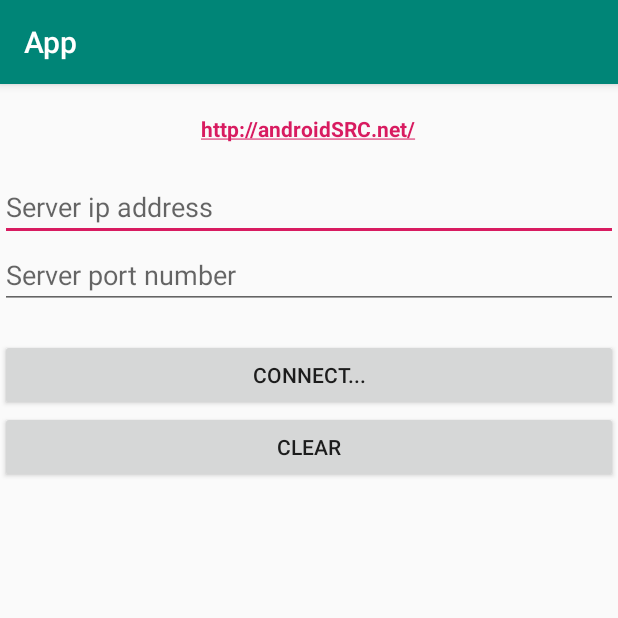
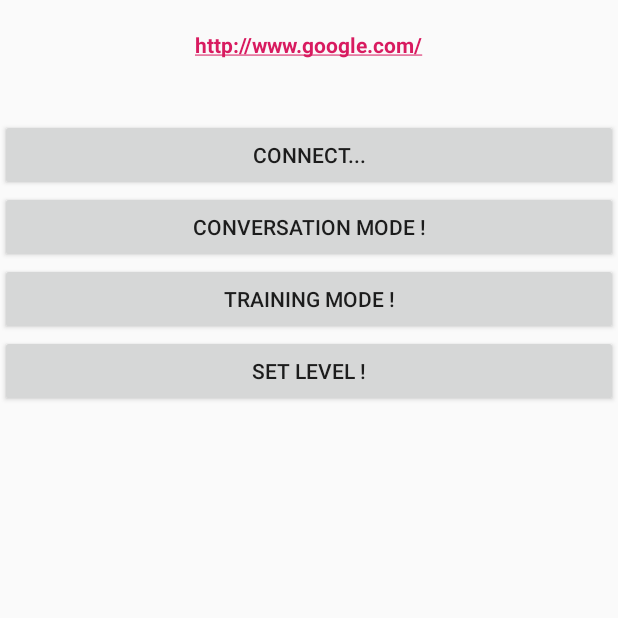
Before and after one commit to CPIJ/Cubi, an Android app: the screen it shows after launch (MainActivity), after a tap on "CONNECT...", on a phone screen of 412 x 824 dp, the top half of it. Run offline under Robolectric (Android 15) with nearby library versions, the phone set to English and light mode, and no system bars.

Commit message:
android
keta

```diff
--- a/android/app/src/main/AndroidManifest.xml
+++ b/android/app/src/main/AndroidManifest.xml
@@ -11,7 +11,11 @@
         android:roundIcon="@mipmap/ic_launcher_round"
         android:supportsRtl="true"
         android:theme="@style/AppTheme">
-        <activity android:name=".MainActivity">
+        <activity
+            android:name=".MainActivity"
+            android:label="App" />
+
+        <activity android:name=".LoadingScreen">
             <intent-filter>
                 <action android:name="android.intent.action.MAIN" />
 
--- a/android/app/src/main/java/com/cubi/app/MainActivity.java
+++ b/android/app/src/main/java/com/cubi/app/MainActivity.java
@@ -7,49 +7,95 @@ import android.widget.Button;
 import android.widget.EditText;
 import android.widget.TextView;
 
+
+import com.cubi.app.Communication.Socket_Client;
+import com.cubi.app.resources.Config;
+import com.cubi.app.resources.SocketConfig;
+
+import java.net.Socket;
+
 public class MainActivity extends AppCompatActivity {
+    private String socket_IO_Address = "192.168.70.146";
+    private String socket_Logic_Address = "192.168.70.57";
+    private int socket_IO_Port = 8002;
+    private int socket_Logic_Port = 8001;
 
-
-    private String message_IO = "";
-    private String message_Logic = "";
-    private Socket_Client socket_io;
-    private Socket_Client socket_logic;
+    private Socket_Client Client_io;
+    private Socket_Client Client_logic;
+    private Socket socket_IO = null;
+    private Socket socket_logic = null;
+   // private Config CONFIG_LOGIC = SocketConfig.getConfig("LOGIC_SERVER");
+   // private Config CONFIG_IO = SocketConfig.getConfig("IO_SERVER");
 
     TextView response;
     EditText editTextAddress, editTextPort;
-    Button buttonConnect, buttonClear;
+    Button buttonConnect, buttonTraining, buttonConversation, buttonLevel;
 
     @Override
     protected void onCreate(Bundle savedInstanceState) {
         super.onCreate(savedInstanceState);
         setContentView(R.layout.activity_main);
 
-        socket_io = new Socket_Client("192.168.70.146", 8002);
-        socket_logic = new Socket_Client("192.168.70.57", 8001);
-
-        editTextAddress = (EditText) findViewById(R.id.addressEditText);
-        editTextPort = (EditText) findViewById(R.id.portEditText);
-        buttonConnect = (Button) findViewById(R.id.connectButton);
-        buttonClear = (Button) findViewById(R.id.clearButton);
-        response = (TextView) findViewById(R.id.responseTextView);
+        buttonConnect = findViewById(R.id.connectButton);
+        buttonTraining =  findViewById(R.id.trainingButton);
+        buttonConversation = findViewById(R.id.conversationButton);
+        response = findViewById(R.id.responseTextView);
+        buttonLevel = findViewById(R.id.levelButton);
 
         buttonConnect.setOnClickListener(new View.OnClickListener() {
 
             @Override
             public void onClick(View arg0) {
-                socket_io.setMessage("SET_MODE:LEARNING");
-                socket_io.execute();
+                Client_io = new Socket_Client(socket_IO,socket_IO_Address, socket_IO_Port);
+                Client_io.setMessage("SET_MODE:STANDBY");
+                Client_io.execute();
 
             }
         });
 
-        buttonClear.setOnClickListener(new View.OnClickListener() {
+        buttonTraining.setOnClickListener(new View.OnClickListener() {
 
             @Override
             public void onClick(View v) {
-                socket_logic.setMessage("SET_MODE:TRAINING");
-                socket_io.execute();
+                Client_io = new Socket_Client(socket_IO,socket_IO_Address, socket_IO_Port);
+
+                Client_io.setMessage("SET_MODE:TRAINING");
+                Client_io.execute();
             }
         });
+
+              buttonConversation.setOnClickListener(new View.OnClickListener() {
+
+            @Override
+            public void onClick(View v) {
+              //  Client_io = new Socket_Client(socket_IO,CONFIG_IO.getHost(), CONFIG_IO.getPort());
+                Client_io = new Socket_Client(socket_IO,socket_IO_Address, socket_IO_Port);
+
+                Client_io.setMessage("SET_MODE:CONVERSATION");
+                Client_io.execute();
+            }
+        });
+
+        buttonLevel.setOnClickListener(new View.OnClickListener() {
+            @Override
+            public void onClick(View v) {
+                //Client_logic = new Socket_Client(socket_logic, LOGIC_CONFIG.getHost(), LOGIC_CONFIG.getPort());
+
+               // Client_logic.setMessage("SET_LEVEL:2");
+                //Client_logic.execute();
+            }
+        });
+
+        buttonLevel.setOnClickListener(new View.OnClickListener() {
+            @Override
+            public void onClick(View v) {
+              //  Client_logic = new Socket_Client(socket_logic, CONFIG_LOGIC.getHost(), CONFIG_LOGIC.getPort());
+                Client_logic = new Socket_Client(socket_IO,socket_Logic_Address, socket_Logic_Port);
+
+                Client_logic.setMessage("TOGGLE_EMOTION:HAPPY");
+                Client_logic.execute();
+            }
+        });
+
     }
 }
--- a/android/app/src/main/java/com/cubi/app/Socket_Client.java
+++ /dev/null
@@ -1,48 +0,0 @@
-package com.cubi.app;
-
-import android.os.AsyncTask;
-
-import java.io.IOException;
-import java.io.PrintWriter;
-import java.net.Socket;
-
-public class Socket_Client extends AsyncTask<Void, Void, Void> {
-
-    private String  IP_Address;
-    private int port;
-    private String message = "";
-    private Socket socket = null;
-    private PrintWriter printWriter= null;
-
-    public void setMessage(String message)
-    {
-        this.message = message;
-    }
-
-    public Socket_Client( String  IP_Address, int port)
-    {
-        this.IP_Address = IP_Address;
-        this.port = port;
-    }
-
-    @Override
-    protected Void doInBackground(Void... voids) {
-
-        try {
-            if (socket == null) {
-                socket = new Socket(IP_Address, port);
-
-            }
-
-            if (printWriter == null) {
-                printWriter = new PrintWriter(socket.getOutputStream());
-            }
-        } catch (IOException e) {
-            e.printStackTrace();
-        }
-
-        printWriter.write(message);
-        printWriter.flush();
-        return null;
-    }
-}
--- a/android/app/src/main/res/layout/activity_main.xml
+++ b/android/app/src/main/res/layout/activity_main.xml
@@ -11,20 +11,8 @@
         android:layout_marginTop="20dp"
         android:layout_marginBottom="20dp"
         android:autoLink="web"
-        android:text="http://androidSRC.net/"
+        android:text="http://www.google.com/"
         android:textStyle="bold" />
-
-    <EditText
-        android:id="@+id/addressEditText"
-        android:layout_width="match_parent"
-        android:layout_height="wrap_content"
-        android:hint="Server ip address" />
-
-    <EditText
-        android:id="@+id/portEditText"
-        android:layout_width="match_parent"
-        android:layout_height="wrap_content"
-        android:hint="Server port number" />
 
     <Button
         android:id="@+id/connectButton"
@@ -34,10 +22,21 @@
         android:text="Connect..." />
 
     <Button
-        android:id="@+id/clearButton"
+        android:id="@+id/conversationButton"
         android:layout_width="match_parent"
         android:layout_height="wrap_content"
-        android:text="Clear" />
+        android:text="Conversation mode !" />
+
+    <Button
+        android:id="@+id/trainingButton"
+        android:layout_width="match_parent"
+        android:layout_height="wrap_content"
+        android:text="Training mode !" />
+    <Button
+        android:id="@+id/levelButton"
+        android:layout_width="match_parent"
+        android:layout_height="wrap_content"
+        android:text="Set Level !" />
 
     <TextView
         android:id="@+id/responseTextView"
--- a/android/app/src/main/res/values/colors.xml
+++ b/android/app/src/main/res/values/colors.xml
@@ -3,4 +3,6 @@
     <color name="colorPrimary">#008577</color>
     <color name="colorPrimaryDark">#00574B</color>
     <color name="colorAccent">#D81B60</color>
+    <color name="black_overlay">#66000000</color>
+    <color name="white">#ffffff</color>
 </resources>
--- a/android/app/src/main/res/values/styles.xml
+++ b/android/app/src/main/res/values/styles.xml
@@ -1,7 +1,7 @@
 <resources>
 
     <!-- Base application theme. -->
-    <style name="AppTheme" parent="Theme.AppCompat.Light.DarkActionBar">
+    <style name="AppTheme" parent="Theme.AppCompat.Light.NoActionBar">
         <!-- Customize your theme here. -->
         <item name="colorPrimary">@color/colorPrimary</item>
         <item name="colorPrimaryDark">@color/colorPrimaryDark</item>
```
Also changed, not shown: 4 other files.
